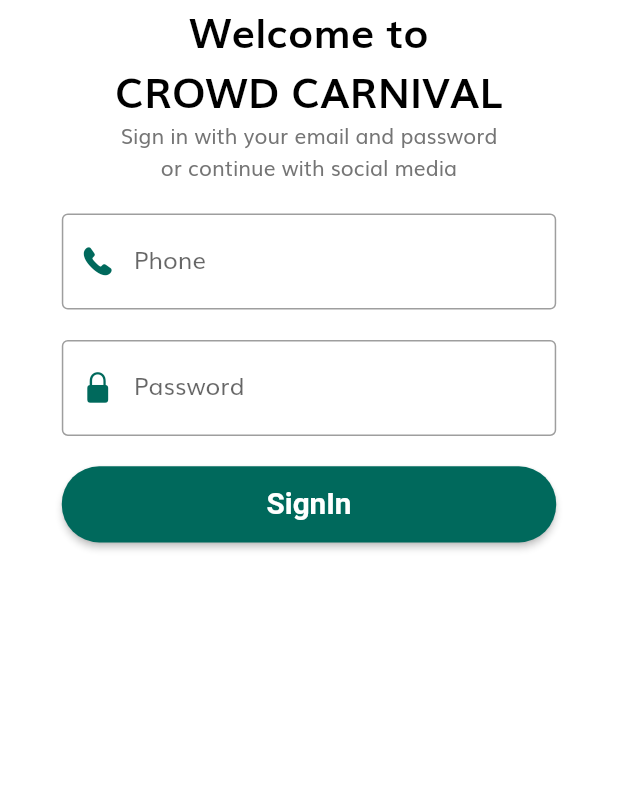
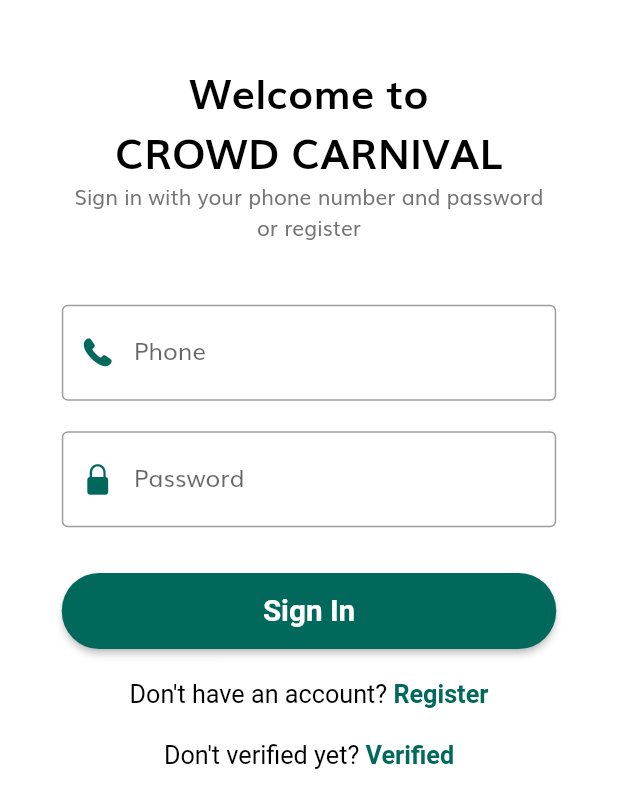
Before and after one commit to hasanuzzaman-dev/crowd_carnival, a Flutter app: the WelcomeScreen screen opened by its route, on a phone screen of 412 x 824 dp. Shown: the top 808 px of the screen. Run offline on Flutter 3.47's test engine with Material 2 defaults, Android fonts, the phone set to English and light mode, and no system bars; our stand-ins replace image_picker.

Commit message:
sign in page design done

```diff
--- a/lib/views/sign_in/sign_in_form.dart
+++ b/lib/views/sign_in/sign_in_form.dart
@@ -1,21 +1,49 @@
+
+import 'package:crowd_carnival/views/splash/default_button.dart';
 import 'package:flutter/cupertino.dart';
 import 'package:flutter/material.dart';
 
 import '../../constants.dart';
 import '../../size_config.dart';
 
-class SignInForm extends StatelessWidget {
+class SignInForm extends StatefulWidget {
   const SignInForm({
     Key? key,
   }) : super(key: key);
 
   @override
+  _SignInFormState createState() => _SignInFormState();
+}
+
+class _SignInFormState extends State<SignInForm> {
+
+  var changeBtn = false;
+  final _formKey = GlobalKey<FormState>();
+
+  validationForm(){
+    if(_formKey.currentState!.validate()){
+      setState(() {
+
+      });
+    }
+  }
+
+
+  TextEditingController phoneController = TextEditingController();
+  TextEditingController passwordController = TextEditingController();
+
+  @override
   Widget build(BuildContext context) {
     return Container(
       width: getProportionateScreenWidth(300),
+      child: Form(
+        key: _formKey,
         child: Column(
           children: [
-          TextField(
+            SizedBox(height: getProportionateScreenHeight(20)),
+            TextFormField(
+              textInputAction: TextInputAction.go,
+              keyboardType: TextInputType.phone,
               decoration: InputDecoration(
                 border: OutlineInputBorder(),
                 labelText: 'Phone',
@@ -30,9 +58,16 @@ class SignInForm extends StatelessWidget {
                   color: kPrimaryColor,
                 ),
               ),
+              controller: phoneController,
+              validator: (value){
+                if(value!.isEmpty){
+                  return "Field can't be empty!";
+                }
+              },
             ),
             SizedBox(height: getProportionateScreenHeight(20)),
-          TextField(
+            TextFormField(
+              obscureText: true,
               decoration: InputDecoration(
                 border: OutlineInputBorder(),
                 labelText: 'Password',
@@ -47,10 +82,44 @@ class SignInForm extends StatelessWidget {
                   color: kPrimaryColor,
                 ),
               ),
+              controller: passwordController,
+              validator: (value){
+                if(value!.isEmpty){
+                  return "Field can't be empty!";
+                }else if(value.length < 6){
+                  return "Password must be 8 characters!";
+                }
+                return null;
+              },
+
             ),
-          SizedBox(height: getProportionateScreenHeight(20)),
+            SizedBox(height: getProportionateScreenHeight(30)),
+            SizedBox(
+              width: getProportionateScreenWidth(300),
+              height: getProportionateScreenHeight(50),
+              child: ElevatedButton(
+                style: ElevatedButton.styleFrom(
+                  shape: RoundedRectangleBorder(
+                    borderRadius: BorderRadius.circular(25),
+                  ),
+                  primary: kPrimaryColor,
+                  textStyle: TextStyle(
+                    color: Colors.white,
+                    fontWeight: FontWeight.bold,
+                    fontSize: getProportionateScreenWidth(18),
+                  ),
+                ),
+                onPressed: (){
+                  validationForm();
+
+                },
+                child: Text('Sign In'),
+              ),
+            )
+
 
           ],
+        ),
       ),
     );
   }
--- a/lib/views/sign_in/sign_in_screen.dart
+++ b/lib/views/sign_in/sign_in_screen.dart
@@ -1,17 +1,14 @@
+import 'package:crowd_carnival/constants.dart';
 import 'package:crowd_carnival/size_config.dart';
 import 'package:crowd_carnival/views/sign_in/sign_in_form.dart';
+import 'package:crowd_carnival/views/sign_up/personal_information.dart';
 import 'package:crowd_carnival/views/splash/default_button.dart';
 import 'package:flutter/cupertino.dart';
+import 'package:flutter/gestures.dart';
 import 'package:flutter/material.dart';
 
-class SignInScreen extends StatefulWidget {
-  const SignInScreen({Key? key}) : super(key: key);
+class SignInScreen extends StatelessWidget {
 
-  @override
-  _SignInScreenState createState() => _SignInScreenState();
-}
-
-class _SignInScreenState extends State<SignInScreen> {
   @override
   Widget build(BuildContext context) {
     return SafeArea(
@@ -20,6 +17,7 @@ class _SignInScreenState extends State<SignInScreen> {
         child: SingleChildScrollView(
           child: Column(
             children: [
+              SizedBox(height: getProportionateScreenHeight(40)),
               Text('Welcome to \nCROWD CARNIVAL',
                   style: TextStyle(
                     color: Colors.black,
@@ -28,14 +26,57 @@ class _SignInScreenState extends State<SignInScreen> {
                   ),
                   textAlign: TextAlign.center),
               Text(
-                "Sign in with your email and password  \nor continue with social media",
+                "Sign in with your phone number and password \nor register",
                 textAlign: TextAlign.center,
               ),
               SizedBox(height: getProportionateScreenHeight(20)),
               SignInForm(),
-              DefaultButton(
-                text: 'SignIn',
-                press: () {},
+
+              SizedBox(height: getProportionateScreenHeight(20)),
+              RichText(
+                textScaleFactor: 1.2,
+                text: TextSpan(
+                  style: TextStyle(
+                    color: Colors.black,
+                  ),
+                  children: [
+                    TextSpan(text: 'Don\'t have an account? '),
+                    TextSpan(
+                      text: 'Register',
+                      style: TextStyle(
+                        color: kPrimaryColor,
+                        fontWeight: FontWeight.bold,
+                      ),
+                      recognizer: TapGestureRecognizer()
+                        ..onTap = () {
+                          Navigator.push(
+                            context,
+                            MaterialPageRoute(builder: (context) => PersonalInformation()),
+                          );
+                        },
+                    ),
+                  ],
+                ),
+              ),
+              SizedBox(height: getProportionateScreenHeight(20)),
+              RichText(
+                textScaleFactor: 1.2,
+                text: TextSpan(
+                  style: TextStyle(
+                    color: Colors.black,
+                  ),
+                  children: [
+                    TextSpan(text: 'Don\'t verified yet? '),
+                    TextSpan(
+                      text: 'Verified',
+                      style: TextStyle(
+                        color: kPrimaryColor,
+                        fontWeight: FontWeight.bold,
+                      ),
+                      recognizer: TapGestureRecognizer()..onTap = () {},
+                    ),
+                  ],
+                ),
               ),
             ],
           ),
--- a/lib/views/sign_in/welcome_screen.dart
+++ b/lib/views/sign_in/welcome_screen.dart
@@ -1,3 +1,4 @@
+import 'package:crowd_carnival/constants.dart';
 import 'package:crowd_carnival/views/sign_in/sign_in_screen.dart';
 import 'package:flutter/material.dart';
 
@@ -7,6 +8,20 @@ class WelcomeScreen extends StatelessWidget {
   @override
   Widget build(BuildContext context) {
     return Scaffold(
+      /*appBar: AppBar(
+        centerTitle: true,
+        title: Text(
+          'SIGN IN',
+          style: TextStyle(
+            color: kPrimaryColor,
+            fontWeight: FontWeight.bold,
+            letterSpacing: 1.2,
+          ),
+          textAlign: TextAlign.center,
+        ),
+        automaticallyImplyLeading: false,
+        backgroundColor: Colors.white,
+      ),*/
       body: SignInScreen(),
     );
   }
```
Lines whose indentation alone changed are shown as unchanged.
